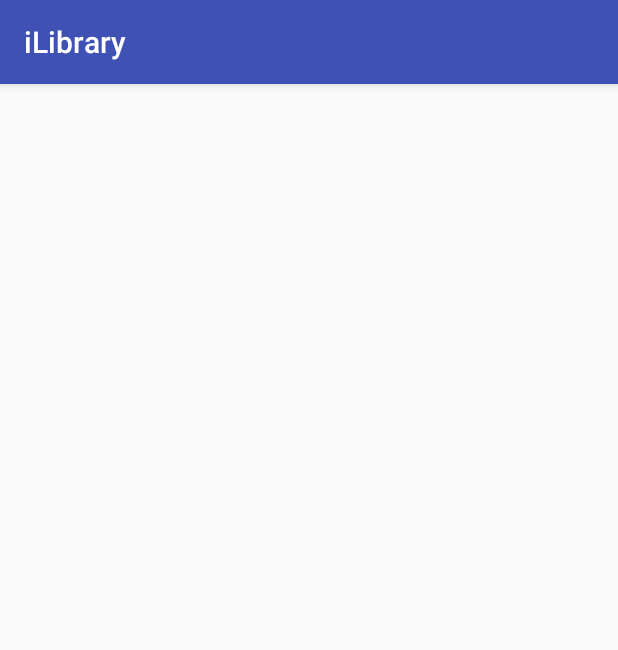
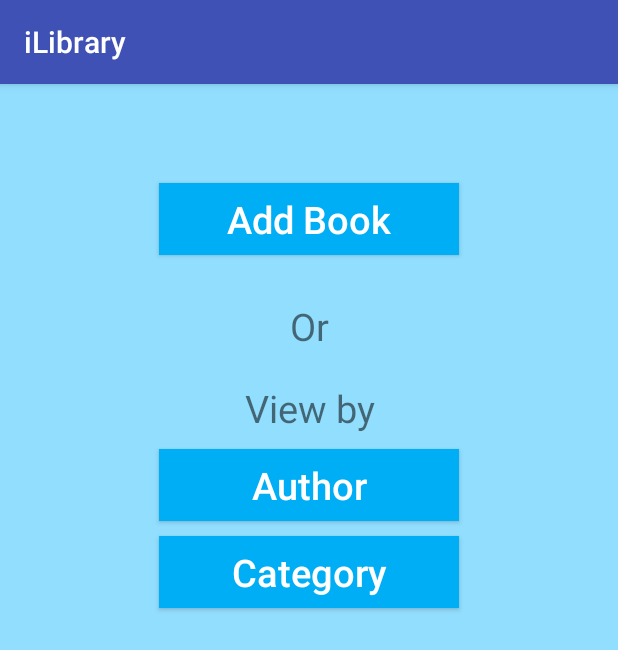
Before and after one commit to mknishad/i-library, an Android app: the HomeActivity screen opened directly, with no data from a screen before it, on a phone screen of 412 x 824 dp. Shown: the top 650 px of the screen. Run offline under Robolectric (Android 15) with nearby library versions, the phone set to English and light mode, and no system bars.

Commit message:
design done for home activity

```diff
--- a/app/src/main/res/layout/activity_home.xml
+++ b/app/src/main/res/layout/activity_home.xml
@@ -7,6 +7,67 @@
     android:paddingLeft="@dimen/activity_horizontal_margin"
     android:paddingRight="@dimen/activity_horizontal_margin"
     android:paddingTop="@dimen/activity_vertical_margin"
+    android:background="@color/colorAppMain"
     tools:context=".activities.HomeActivity">
 
+    <Button
+        android:id="@+id/btnAddBook"
+        android:layout_marginTop="50dp"
+        android:layout_centerHorizontal="true"
+        android:text="@string/add_book"
+        android:textSize="25sp"
+        android:textAllCaps="false"
+        android:background="@color/colorSkyBlue"
+        android:textColor="@color/colorWhite"
+        android:layout_width="200dp"
+        android:layout_height="wrap_content" />
+
+    <TextView
+        android:id="@+id/tvOr"
+        android:layout_below="@+id/btnAddBook"
+        android:layout_marginTop="30dp"
+        android:layout_centerHorizontal="true"
+        android:text="@string/or"
+        android:textSize="25sp"
+        android:gravity="center"
+        android:layout_width="200dp"
+        android:layout_height="wrap_content" />
+
+    <TextView
+        android:id="@+id/tvViewBy"
+        android:layout_below="@+id/tvOr"
+        android:layout_marginTop="20dp"
+        android:layout_centerHorizontal="true"
+        android:text="@string/view_by"
+        android:textSize="25sp"
+        android:gravity="center"
+        android:layout_width="200dp"
+        android:layout_height="wrap_content" />
+
+    <Button
+        android:id="@+id/btnAuthor"
+        android:layout_below="@+id/tvViewBy"
+        android:layout_marginTop="10dp"
+        android:layout_centerHorizontal="true"
+        android:text="@string/author"
+        android:textSize="25sp"
+        android:textAllCaps="false"
+        android:background="@color/colorSkyBlue"
+        android:textColor="@color/colorWhite"
+        android:layout_width="200dp"
+        android:layout_height="wrap_content" />
+
+    <Button
+        android:id="@+id/btnCategory"
+        android:layout_below="@+id/btnAuthor"
+        android:layout_marginTop="10dp"
+        android:layout_centerHorizontal="true"
+        android:text="@string/category"
+        android:textSize="25sp"
+        android:textAllCaps="false"
+        android:background="@color/colorSkyBlue"
+        android:textColor="@color/colorWhite"
+        android:layout_width="200dp"
+        android:layout_height="wrap_content" />
+
 </RelativeLayout>
--- a/app/src/main/res/layout/activity_login.xml
+++ b/app/src/main/res/layout/activity_login.xml
@@ -7,12 +7,14 @@
     android:paddingLeft="@dimen/activity_horizontal_margin"
     android:paddingRight="@dimen/activity_horizontal_margin"
     android:paddingTop="@dimen/activity_vertical_margin"
+    android:background="@color/colorAppMain"
     tools:context=".activities.LoginActivity">
 
     <EditText
         android:id="@+id/etUserName"
         android:layout_marginTop="80dp"
         android:hint="@string/enter_username"
+        android:textSize="25sp"
         android:typeface="monospace"
         android:layout_width="match_parent"
         android:layout_height="wrap_content" />
@@ -21,6 +23,7 @@
         android:id="@+id/etPassword"
         android:layout_below="@+id/etUserName"
         android:hint="@string/enter_password"
+        android:textSize="25sp"
         android:inputType="textPassword"
         android:typeface="monospace"
         android:layout_marginTop="5dp"
@@ -30,11 +33,22 @@
     <Button
         android:id="@+id/btnLogin"
         android:layout_below="@+id/etPassword"
-        android:layout_marginTop="5dp"
+        android:layout_marginTop="15dp"
         android:text="@string/sign_in"
         android:textAllCaps="false"
         android:layout_centerHorizontal="true"
         android:onClick="signIn"
+        android:textColor="@color/colorWhite"
+        android:textSize="25sp"
+        android:background="@color/colorSkyBlue"
+        android:layout_width="200dp"
+        android:layout_height="wrap_content" />
+
+    <TextView
+        android:id="@+id/tvCopyright"
+        android:text="@string/copyright_elite_developers"
+        android:layout_alignParentBottom="true"
+        android:layout_alignParentRight="true"
         android:layout_width="wrap_content"
         android:layout_height="wrap_content" />
 
--- a/app/src/main/res/layout/splash_screen.xml
+++ b/app/src/main/res/layout/splash_screen.xml
@@ -1,6 +1,6 @@
 <?xml version="1.0" encoding="utf-8"?>
 <RelativeLayout xmlns:android="http://schemas.android.com/apk/res/android"
-    android:background="#FFF"
+    android:background="@color/colorAppMain"
     android:layout_width="match_parent"
     android:layout_height="match_parent">
 
--- a/app/src/main/res/values/colors.xml
+++ b/app/src/main/res/values/colors.xml
@@ -3,4 +3,8 @@
     <color name="colorPrimary">#3F51B5</color>
     <color name="colorPrimaryDark">#303F9F</color>
     <color name="colorAccent">#FF4081</color>
+    <color name="colorAppMain">#92deff</color>
+    <color name="colorSkyBlue">#00aeF5</color>
+    <color name="colorWhite">#FFFFFF</color>
+    <color name="colorBlack">#000000</color>
 </resources>
--- a/app/src/main/res/values/strings.xml
+++ b/app/src/main/res/values/strings.xml
@@ -3,4 +3,10 @@
     <string name="enter_username">Enter Username</string>
     <string name="enter_password">Enter password</string>
     <string name="sign_in">Sign In</string>
+    <string name="add_book">Add Book</string>
+    <string name="or">Or</string>
+    <string name="view_by">View by</string>
+    <string name="author">Author</string>
+    <string name="category">Category</string>
+    <string name="copyright_elite_developers">©2016 Elite Developers</string>
 </resources>
```
